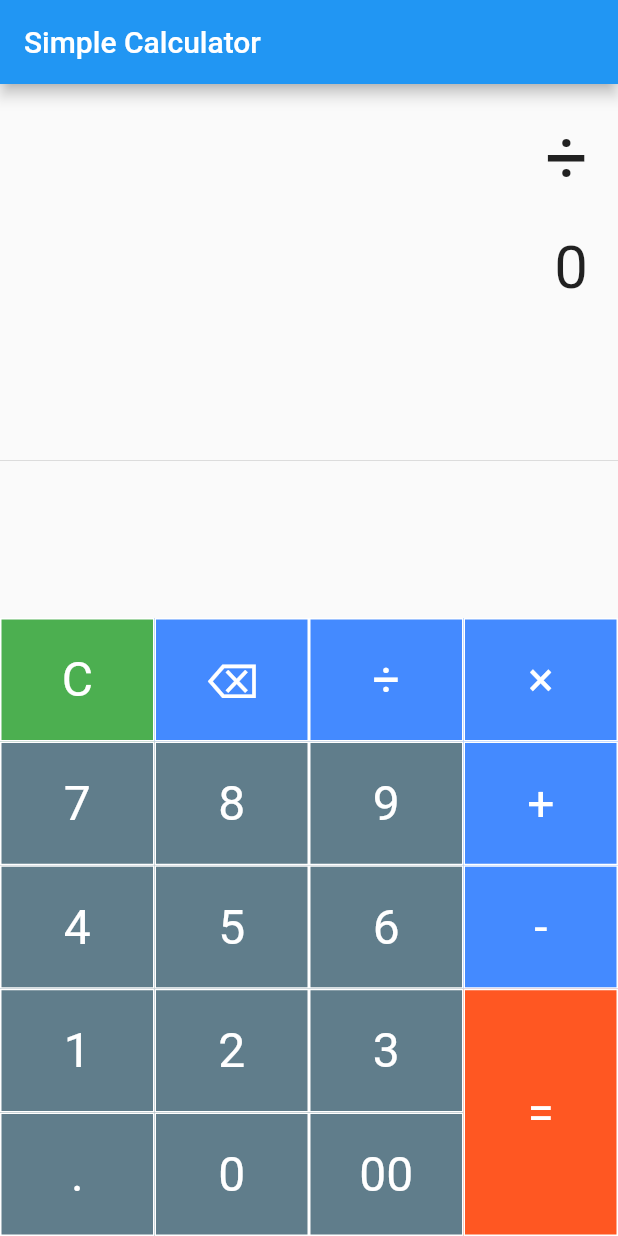
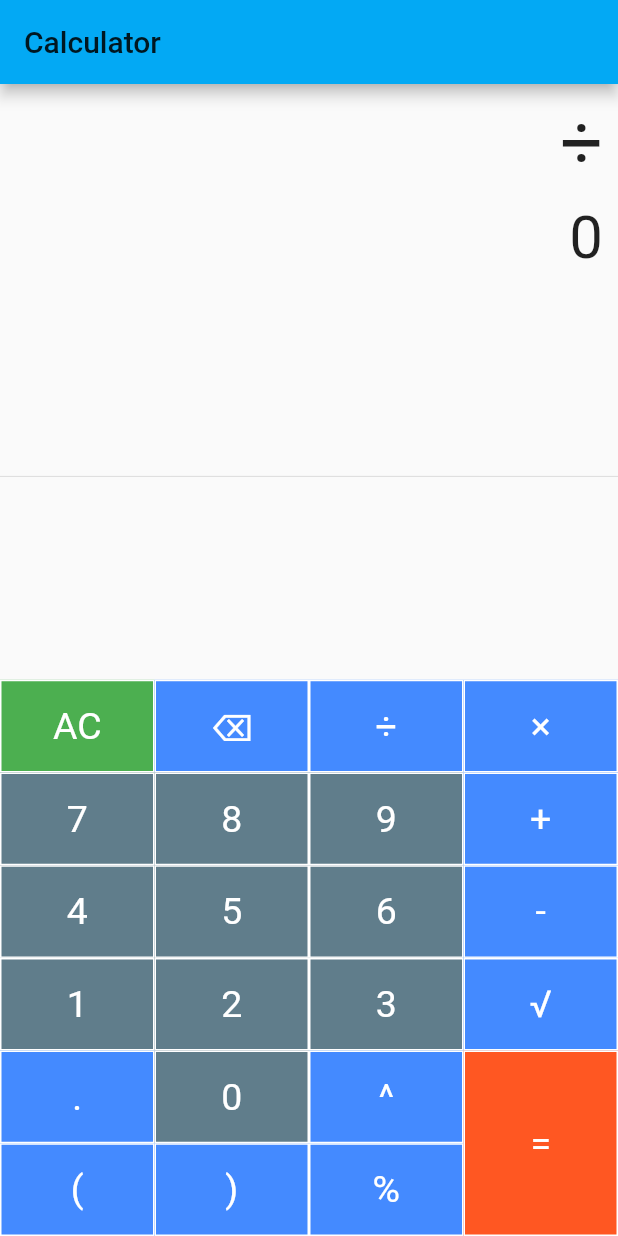
Before and after one commit to Bhuvneesh-Sayal/Calculator-using-flutter, a Flutter app: the screen it shows after launch, after a tap on an icon or button, on a phone screen of 412 x 824 dp. Run offline on Flutter 3.47's test engine with Material 2 defaults, Android fonts, the phone set to English and light mode, and no system bars; our stand-ins replace math_expressions.

Commit message:
added more symbols

```diff
--- a/lib/main.dart
+++ b/lib/main.dart
@@ -13,18 +13,18 @@ class Calculator extends StatelessWidget{
     return MaterialApp(
       debugShowCheckedModeBanner: false,
       title: 'Calculator',
-      theme: ThemeData(primarySwatch: Colors.blue),
-      home: SimpleCalculator(),
+      theme: ThemeData(primarySwatch: Colors.lightBlue),
+      home: Calc(),
     );
   }
 }
 
-class SimpleCalculator extends StatefulWidget {
+class Calc extends StatefulWidget {
   @override
-  _SimpleCalculatorState createState() => _SimpleCalculatorState();
+  _CalcState createState() => _CalcState();
 }
 
-class _SimpleCalculatorState extends State<SimpleCalculator> {
+class _CalcState extends State<Calc> {
 
   String equation = "0";
   String result = "0";
@@ -34,7 +34,7 @@ class _SimpleCalculatorState extends State<SimpleCalculator> {
 
   buttonPressed(String buttonText){
     setState(() {
-      if(buttonText=="C"){
+      if(buttonText=="AC"){
         equation="0";
         result="0";
         equationFontSize=40.0;
@@ -57,6 +57,7 @@ class _SimpleCalculatorState extends State<SimpleCalculator> {
         expression=equation;
         expression=expression.replaceAll('×', '*');
         expression=expression.replaceAll('÷', '/');
+        expression=expression.replaceAll('√', 'sqrt');
 
         try{
           Parser p = new Parser();
@@ -84,7 +85,7 @@ class _SimpleCalculatorState extends State<SimpleCalculator> {
 
   Widget buildButton(String buttonText, double buttonHeight, Color buttonColor){
     return  Container(
-      height: MediaQuery.of(context).size.height*0.1*buttonHeight,
+      height: MediaQuery.of(context).size.height*0.075*buttonHeight,
       color: buttonColor,
       child: FlatButton(
           shape: RoundedRectangleBorder(
@@ -95,12 +96,12 @@ class _SimpleCalculatorState extends State<SimpleCalculator> {
                   style: BorderStyle.solid
               )
           ),
-          padding: EdgeInsets.all(16.0),
+          padding: EdgeInsets.all(14.0),
           onPressed: () => buttonPressed(buttonText),
           child: Text(
             buttonText,
             style: TextStyle(
-                fontSize: 32.0,
+                fontSize: 25.0,
                 fontWeight: FontWeight.normal,
                 color: Colors.white
             ),
@@ -112,19 +113,19 @@ class _SimpleCalculatorState extends State<SimpleCalculator> {
   @override
   Widget build(BuildContext context) {
     return Scaffold(
-      appBar: AppBar(title: Text('Simple Calculator')),
+      appBar: AppBar(title: Text('Calculator')),
       body: Column(
         children: <Widget>[
 
           Container(
             alignment: Alignment.centerRight,
-            padding: EdgeInsets.fromLTRB(10, 20, 20, 0),
+            padding: EdgeInsets.fromLTRB(10, 10, 10, 0),
             child: Text(equation, style: TextStyle(fontSize: equationFontSize),),
           ),
 
           Container(
             alignment: Alignment.centerRight,
-            padding: EdgeInsets.fromLTRB(10, 20, 20, 0),
+            padding: EdgeInsets.fromLTRB(10, 10, 10, 0),
             child: Text(result, style: TextStyle(fontSize: resultFontSize),),
           ),
 
@@ -141,10 +142,9 @@ class _SimpleCalculatorState extends State<SimpleCalculator> {
                   children: [
                     TableRow(
                       children: [
-                        buildButton("C", 1, Colors.green),
+                        buildButton("AC", 1, Colors.green),
                         buildButton("⌫", 1, Colors.blueAccent),
                         buildButton("÷", 1, Colors.blueAccent),
-
                       ]
                     ),
 
@@ -177,9 +177,18 @@ class _SimpleCalculatorState extends State<SimpleCalculator> {
 
                     TableRow(
                         children: [
-                          buildButton(".", 1, Colors.blueGrey),
+                          buildButton(".", 1, Colors.blueAccent),
                           buildButton("0", 1, Colors.blueGrey),
-                          buildButton("00", 1, Colors.blueGrey),
+                          buildButton("^", 1, Colors.blueAccent),
+
+                        ]
+                    ),
+
+                    TableRow(
+                        children: [
+                          buildButton("(", 1, Colors.blueAccent),
+                          buildButton(")", 1, Colors.blueAccent),
+                          buildButton("%", 1, Colors.blueAccent),
 
                         ]
                     ),
@@ -211,6 +220,12 @@ class _SimpleCalculatorState extends State<SimpleCalculator> {
 
                     TableRow(
                         children: [
+                          buildButton("√", 1, Colors.blueAccent),
+                        ]
+                    ),
+
+                    TableRow(
+                        children: [
                           buildButton("=", 2, Colors.deepOrange),
                         ]
                     ),
```
